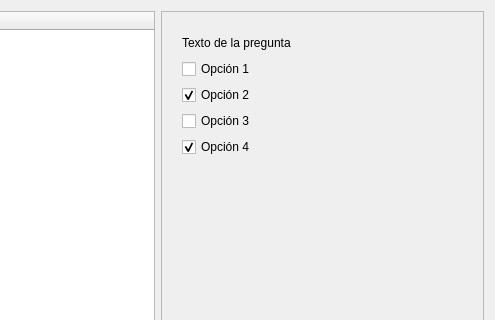
matcom/autoexam, file qtui/ui/page3_scan.ui: the form before one commit; both pictures show x 179 to 674 and y 0 to 320 of the 674 by 535 pixel window.
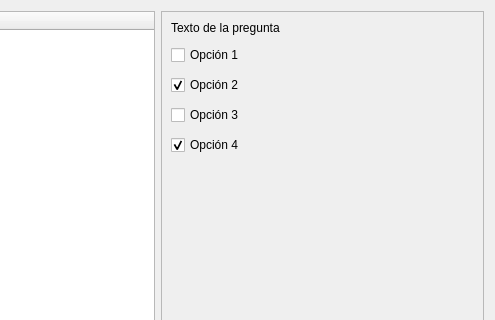
The form after the commit.

Commit message: Fix layout for scan page answer section

The edit to the form file:
```diff
--- a/qtui/ui/page3_scan.ui
+++ b/qtui/ui/page3_scan.ui
@@ -107,25 +107,24 @@
        <rect>
         <x>0</x>
         <y>0</y>
-        <width>323</width>
-        <height>515</height>
+        <width>321</width>
+        <height>513</height>
        </rect>
       </property>
-      <widget class="QWidget" name="layoutWidget">
-       <property name="geometry">
-        <rect>
-         <x>20</x>
-         <y>20</y>
-         <width>127</width>
-         <height>125</height>
-        </rect>
-       </property>
+      <layout class="QGridLayout" name="gridLayout_2">
+       <item row="0" column="0">
        <layout class="QVBoxLayout" name="questionDataLayout">
+         <property name="spacing">
+          <number>10</number>
+         </property>
         <item>
          <widget class="QLabel" name="label_2">
           <property name="text">
            <string>Texto de la pregunta</string>
           </property>
+           <property name="alignment">
+            <set>Qt::AlignLeading|Qt::AlignLeft|Qt::AlignTop</set>
+           </property>
          </widget>
         </item>
         <item>
@@ -163,7 +162,34 @@
          </widget>
         </item>
        </layout>
-      </widget>
+       </item>
+       <item row="0" column="1">
+        <spacer name="horizontalSpacer">
+         <property name="orientation">
+          <enum>Qt::Horizontal</enum>
+         </property>
+         <property name="sizeHint" stdset="0">
+          <size>
+           <width>163</width>
+           <height>20</height>
+          </size>
+         </property>
+        </spacer>
+       </item>
+       <item row="1" column="0">
+        <spacer name="verticalSpacer">
+         <property name="orientation">
+          <enum>Qt::Vertical</enum>
+         </property>
+         <property name="sizeHint" stdset="0">
+          <size>
+           <width>20</width>
+           <height>354</height>
+          </size>
+         </property>
+        </spacer>
+       </item>
+      </layout>
      </widget>
     </widget>
    </item>
```
Lines whose indentation alone changed are shown as unchanged.
